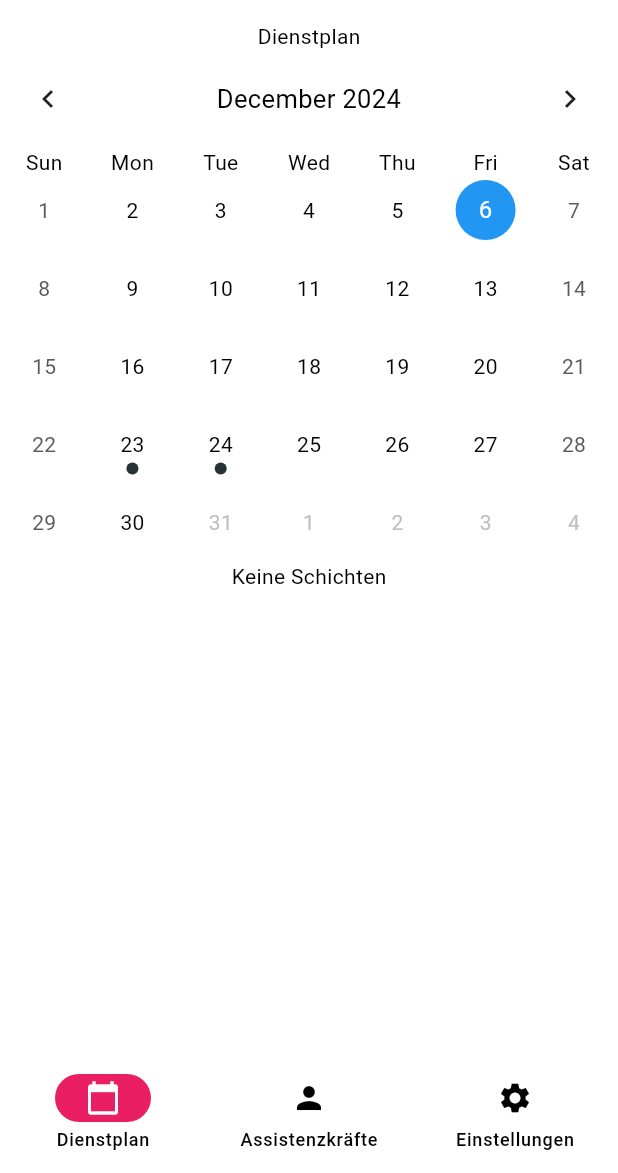
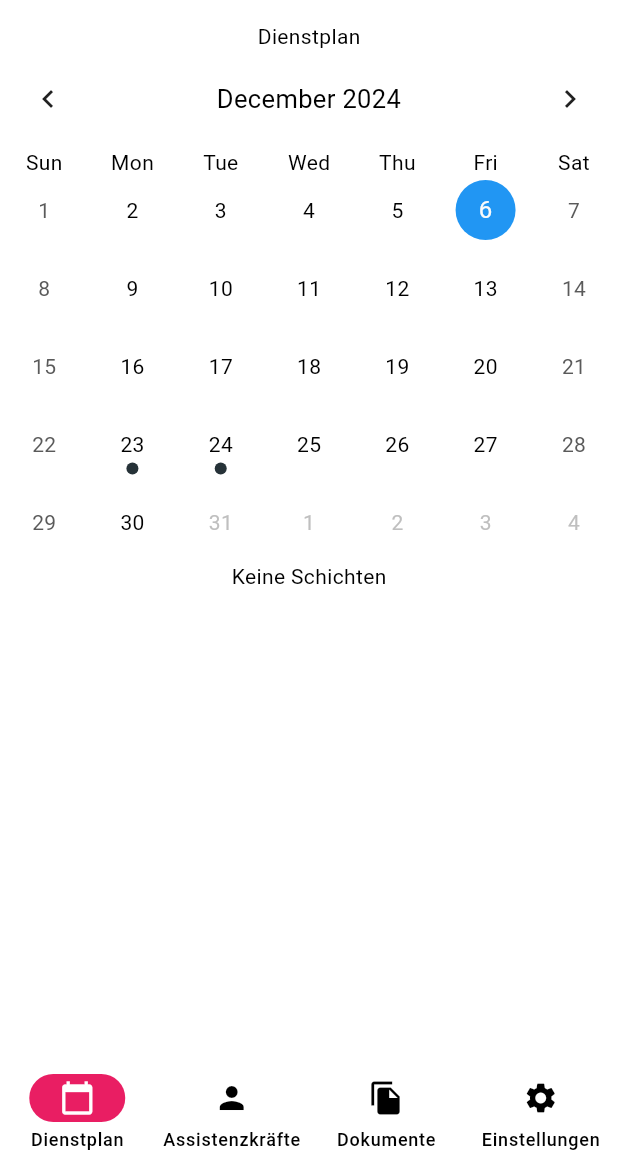
Before and after one commit to annikalenneper/der_assistenzplaner, a Flutter app: the screen it shows after launch, on a phone screen of 412 x 824 dp, the part 63-1236 px from its top. Run offline on Flutter 3.47's test engine with Material 3 defaults, Android fonts, the phone set to English and light mode, and no system bars; drawn by our look-alikes of table_calendar; our stand-ins replace font_awesome_flutter, hive, hive_flutter; accounts and stored records are empty.

```diff
--- a/lib/main.dart
+++ b/lib/main.dart
@@ -11,6 +11,7 @@ import 'package:der_assistenzplaner/views/assistant_screen.dart';
 import 'package:der_assistenzplaner/views/settings_screen.dart';
 import 'package:hive_flutter/hive_flutter.dart';
 import 'package:der_assistenzplaner/viewmodels/tag_model.dart';
+import 'package:der_assistenzplaner/views/documents_screen.dart';
 
 
 
@@ -81,6 +82,7 @@ class _HomeState extends State<HomeScreen> {
     final pages = [
       WorkScheduleScreen(),
       AssistantScreen(),
+      DocumentsScreen(),
       SettingsScreen()
     ];
 
@@ -105,6 +107,10 @@ class _HomeState extends State<HomeScreen> {
             label: 'Assistenzkräfte',
           ),
           NavigationDestination(
+            icon: Icon(Icons.file_copy),
+            label: 'Dokumente',
+          ),
+          NavigationDestination(
             icon: Icon(Icons.settings),
             label: 'Einstellungen',
           ),
```
